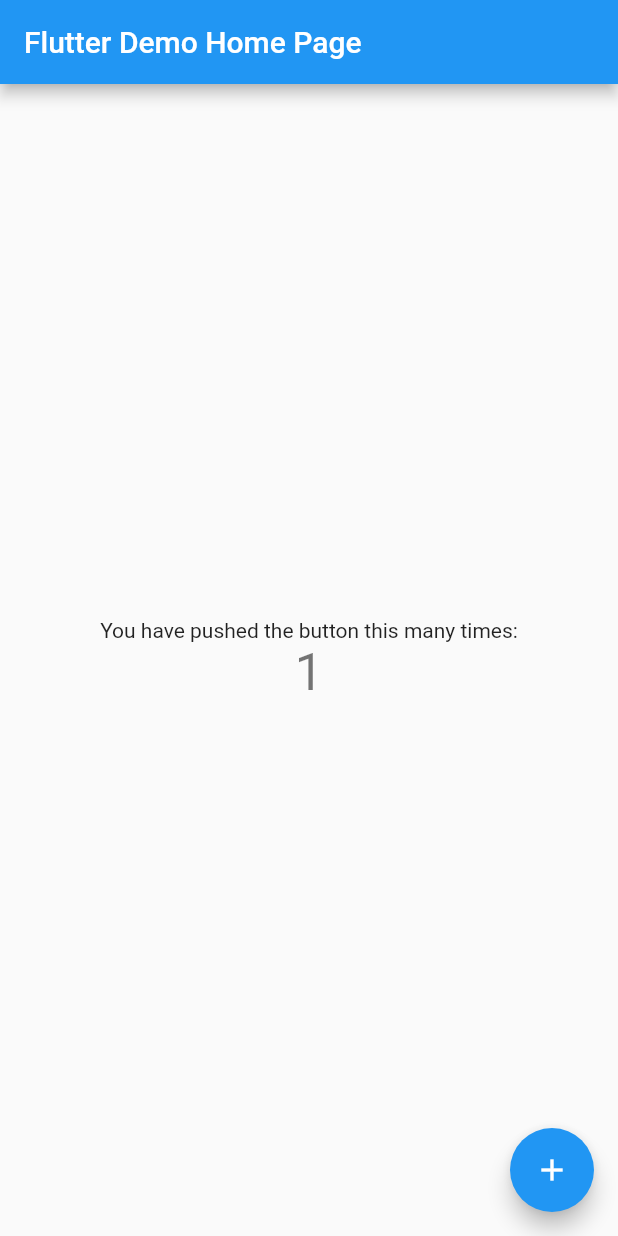
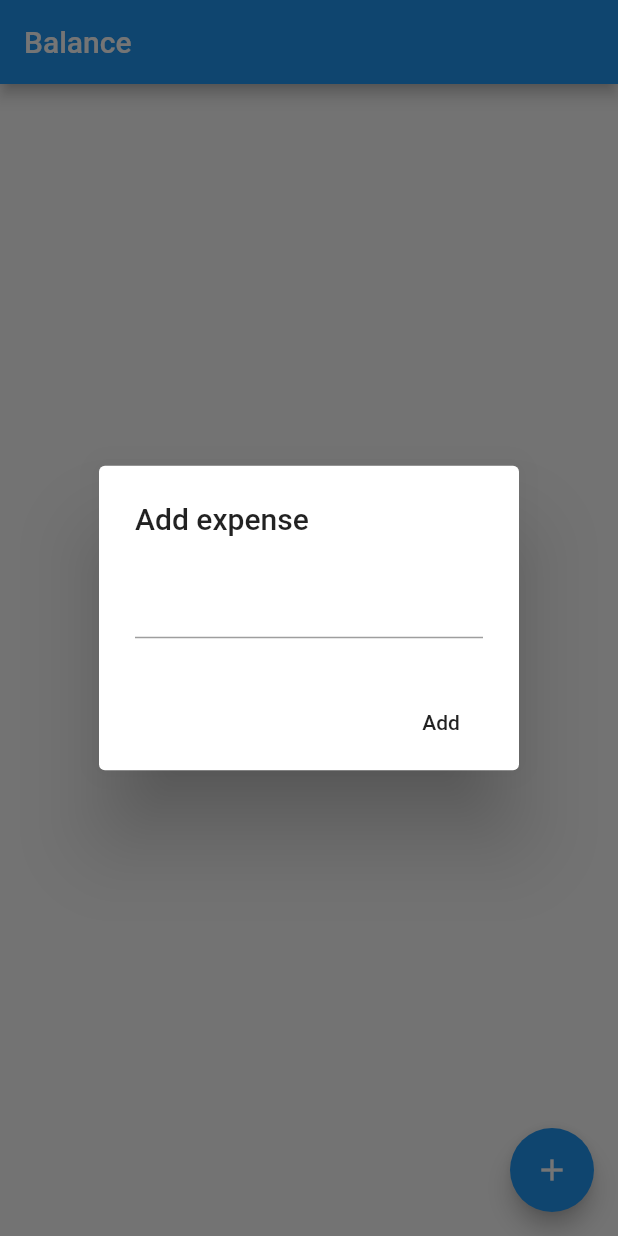
Before and after one commit to xiarandolph/juli, a Flutter app: the screen it shows after launch, after a tap on the "add" icon, on a phone screen of 412 x 824 dp. Run offline on Flutter 3.47's test engine with Material 2 defaults, Android fonts, the phone set to English and light mode, and no system bars.

Commit message:
Add simple expense tracking

```diff
--- /dev/null
+++ b/juli/lib/balance_page.dart
@@ -0,0 +1,75 @@
+import 'package:flutter/material.dart';
+
+class BalancePage extends StatefulWidget {
+  BalancePage({Key key, this.title}) : super(key: key);
+
+  final String title;
+
+  @override
+  _BalancePageState createState() => _BalancePageState();
+}
+
+class _BalancePageState extends State<BalancePage> {
+  TextEditingController _textController = TextEditingController();
+  double _balance = 0.0;
+
+  void _addExpense() {
+    double expense = 0;
+    setState(() {
+      _balance += expense;
+    });
+  }
+
+  _displayExpenseDialog(BuildContext context) async {
+    return showDialog(
+      context: context,
+      builder: (context) {
+        return AlertDialog(
+          title: Text('Add expense'),
+          content: TextField(
+            controller: _textController,
+            keyboardType: TextInputType.number,
+          ),
+          actions: <Widget>[
+            new FlatButton(
+              child: new Text('Add'),
+              onPressed: () {
+                setState(() {
+                  _balance += double.parse(_textController.text);
+                });
+              },
+            )
+          ],
+        );
+      }
+    );
+  }
+
+  @override
+  Widget build(BuildContext context) {
+    return Scaffold(
+      appBar: AppBar(
+        title: Text(widget.title),
+      ),
+      body: Center(
+        child: Column(
+          mainAxisAlignment: MainAxisAlignment.center,
+          children: <Widget>[
+            Text(
+              'Your current balance is:',
+            ),
+            Text(
+              '$_balance',
+              style: Theme.of(context).textTheme.display1,
+            ),
+          ],
+        ),
+      ),
+      floatingActionButton: FloatingActionButton(
+        onPressed: () => _displayExpenseDialog(context),
+        tooltip: 'Add expense',
+        child: Icon(Icons.add),
+      ),
+    );
+  }
+}
--- a/juli/lib/home_page.dart
+++ /dev/null
@@ -1,86 +0,0 @@
-import 'package:flutter/material.dart';
-
-class MyHomePage extends StatefulWidget {
-  MyHomePage({Key key, this.title}) : super(key: key);
-
-  // This widget is the home page of your application. It is stateful, meaning
-  // that it has a State object (defined below) that contains fields that affect
-  // how it looks.
-
-  // This class is the configuration for the state. It holds the values (in this
-  // case the title) provided by the parent (in this case the App widget) and
-  // used by the build method of the State. Fields in a Widget subclass are
-  // always marked "final".
-
-  final String title;
-
-  @override
-  _MyHomePageState createState() => _MyHomePageState();
-}
-
-class _MyHomePageState extends State<MyHomePage> {
-  int _counter = 0;
-
-  void _incrementCounter() {
-    setState(() {
-      // This call to setState tells the Flutter framework that something has
-      // changed in this State, which causes it to rerun the build method below
-      // so that the display can reflect the updated values. If we changed
-      // _counter without calling setState(), then the build method would not be
-      // called again, and so nothing would appear to happen.
-      _counter++;
-    });
-  }
-
-  @override
-  Widget build(BuildContext context) {
-    // This method is rerun every time setState is called, for instance as done
-    // by the _incrementCounter method above.
-    //
-    // The Flutter framework has been optimized to make rerunning build methods
-    // fast, so that you can just rebuild anything that needs updating rather
-    // than having to individually change instances of widgets.
-    return Scaffold(
-      appBar: AppBar(
-        // Here we take the value from the MyHomePage object that was created by
-        // the App.build method, and use it to set our appbar title.
-        title: Text(widget.title),
-      ),
-      body: Center(
-        // Center is a layout widget. It takes a single child and positions it
-        // in the middle of the parent.
-        child: Column(
-          // Column is also layout widget. It takes a list of children and
-          // arranges them vertically. By default, it sizes itself to fit its
-          // children horizontally, and tries to be as tall as its parent.
-          //
-          // Invoke "debug painting" (press "p" in the console, choose the
-          // "Toggle Debug Paint" action from the Flutter Inspector in Android
-          // Studio, or the "Toggle Debug Paint" command in Visual Studio Code)
-          // to see the wireframe for each widget.
-          //
-          // Column has various properties to control how it sizes itself and
-          // how it positions its children. Here we use mainAxisAlignment to
-          // center the children vertically; the main axis here is the vertical
-          // axis because Columns are vertical (the cross axis would be
-          // horizontal).
-          mainAxisAlignment: MainAxisAlignment.center,
-          children: <Widget>[
-            Text(
-              'You have pushed the button this many times:',
-            ),
-            Text(
-              '$_counter',
-              style: Theme.of(context).textTheme.display1,
-            ),
-          ],
-        ),
-      ),
-      floatingActionButton: FloatingActionButton(
-        onPressed: _incrementCounter,
-        tooltip: 'Increment',
-        child: Icon(Icons.add),
-      ), // This trailing comma makes auto-formatting nicer for build methods.
-    );
-  }
-}
--- a/juli/lib/main.dart
+++ b/juli/lib/main.dart
@@ -1,5 +1,5 @@
 import 'package:flutter/material.dart';
-import 'package:juli/home_page.dart';
+import 'package:juli/balance_page.dart';
 
 void main() => runApp(MyApp());
 
@@ -12,7 +12,7 @@ class MyApp extends StatelessWidget {
       theme: ThemeData(
         primarySwatch: Colors.blue,
       ),
-      home: MyHomePage(title: 'Flutter Demo Home Page'),
+      home: BalancePage(title: "Balance"),
     );
   }
 }
```
